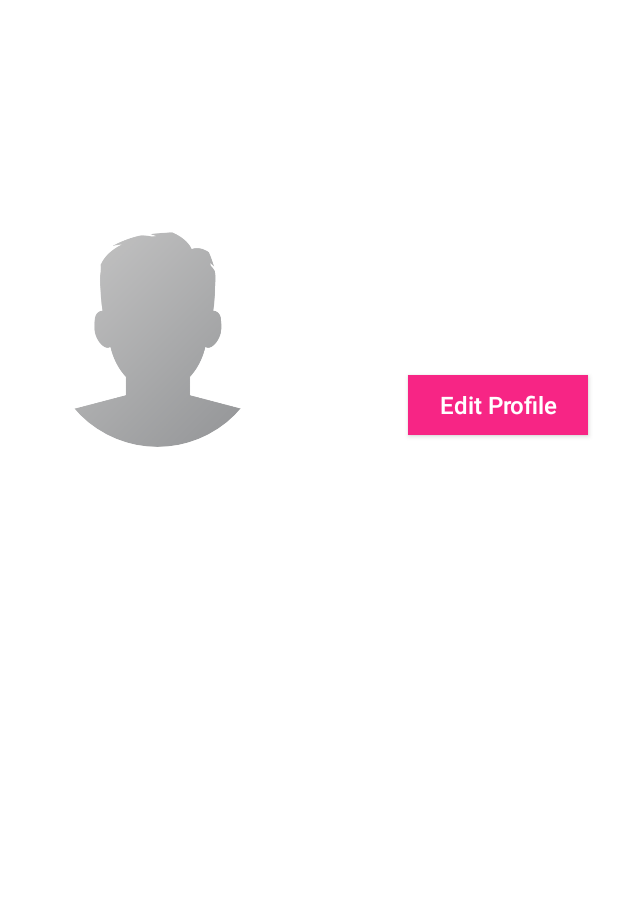
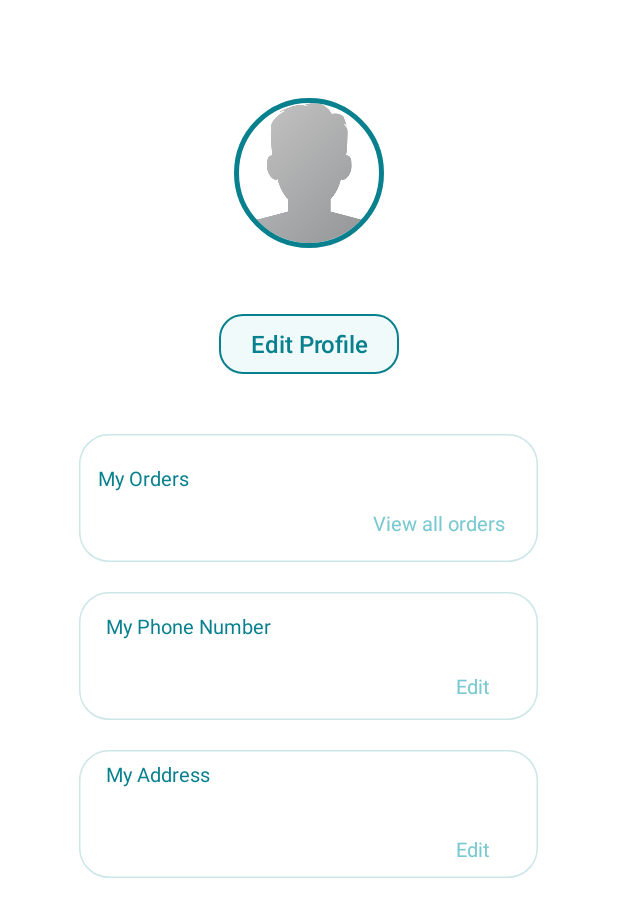
Before and after one commit to georgemani1225/Flipbuy, an Android app: the layout fragment_account.xml on its own in the app's theme, with its tools: preview values and no code run, on a phone screen of 412 x 824 dp. Shown: the top 917 px of the screen. Run offline under Robolectric (Android 15) with nearby library versions, the phone set to English and light mode, and no system bars; Roboto replaces fonts that are not available here.

Commit message:
edited fragment account and added new ui

```diff
--- a/app/src/main/java/com/cmi/flipbuy/fragment/AccountFragment.kt
+++ b/app/src/main/java/com/cmi/flipbuy/fragment/AccountFragment.kt
@@ -22,9 +22,9 @@ import androidx.fragment.app.FragmentActivity
 import com.cmi.flipbuy.R
 import com.google.android.gms.common.api.ResultTransform
 import com.google.firebase.auth.FirebaseAuth
-import com.google.firebase.database.DatabaseReference
-import com.google.firebase.database.FirebaseDatabase
+import com.google.firebase.database.*
 import com.google.firebase.storage.FirebaseStorage
+import kotlinx.android.synthetic.main.activity_drawer_header.*
 import kotlinx.android.synthetic.main.fragment_account.*
 import kotlinx.android.synthetic.main.fragment_account.view.*
 import java.io.ByteArrayInputStream
@@ -34,19 +34,30 @@ import androidx.core.provider.FontsContractCompat.FontRequestCallback.RESULT_OK
 
 class AccountFragment : Fragment() {
 
-
+    lateinit var mDatabase: DatabaseReference
     override fun onCreateView(
         inflater: LayoutInflater, container: ViewGroup?,
         savedInstanceState: Bundle?
     ): View? {
-        val view: View = inflater!!.inflate(R.layout.fragment_account, container, false)
+        val view: View = inflater.inflate(R.layout.fragment_account, container, false)
+        mDatabase = FirebaseDatabase.getInstance().getReference("Users")
+            .child(FirebaseAuth.getInstance().currentUser!!.uid)
+        mDatabase.addValueEventListener(object : ValueEventListener {
+            override fun onCancelled(p0: DatabaseError) {
 
+            }
 
+            override fun onDataChange(dataSnapshot: DataSnapshot) {
+                val nameResult = dataSnapshot.child("Name").getValue().toString()
+                val emailResult = dataSnapshot.child("Email").getValue().toString()
+                val mobileResult = dataSnapshot.child("MobileNumber").getValue().toString()
+                val dResult = dataSnapshot.child("DeliveryAddress").getValue().toString()
+                UserNameProfile.text = nameResult
+
+            }
+        })
         return view
-
     }
 
 
-
-
 }
--- /dev/null
+++ b/app/src/main/res/drawable/edit_profile_button.xml
@@ -0,0 +1,11 @@
+<?xml version="1.0" encoding="utf-8"?>
+<shape xmlns:android="http://schemas.android.com/apk/res/android"
+    android:shape="rectangle">
+    <solid android:color="#1A7AC9D0" />
+    <stroke android:color="#08808E" android:width="1dp"/>
+    <corners
+        android:bottomLeftRadius="15dp"
+        android:bottomRightRadius="15dp"
+        android:topLeftRadius="15dp"
+        android:topRightRadius="15dp" />
+</shape>
--- /dev/null
+++ b/app/src/main/res/drawable/rectangle_1.xml
@@ -0,0 +1,24 @@
+<?xml version="1.0" encoding="utf-8"?>
+<vector xmlns:android="http://schemas.android.com/apk/res/android"
+    xmlns:aapt="http://schemas.android.com/aapt"
+    android:width="306dp"
+    android:height="85dp"
+    android:viewportWidth="306"
+    android:viewportHeight="85">
+
+    <group>
+
+        <clip-path android:pathData="M20 0H286C297.046 0 306 8.95431 306 20V65C306 76.0457 297.046 85 286 85H20C8.95431 85 0 76.0457 0 65V20C0 8.95431 8.95431 0 20 0Z" />
+
+        <path
+            android:fillColor="#FFFFFF"
+            android:pathData="M0 0V85H306V0" />
+
+        <path
+            android:pathData="M20 0H286C297.046 0 306 8.95431 306 20V65C306 76.0457 297.046 85 286 85H20C8.95431 85 0 76.0457 0 65V20C0 8.95431 8.95431 0 20 0Z"
+            android:strokeWidth="2"
+            android:strokeColor="#3308808E" />
+
+    </group>
+
+</vector>
--- /dev/null
+++ b/app/src/main/res/drawable/table_account.xml
@@ -0,0 +1,10 @@
+<?xml version="1.0" encoding="utf-8"?>
+<shape xmlns:android="http://schemas.android.com/apk/res/android"
+    android:shape="rectangle">
+    <solid android:color="#9e9e9e" />
+    <corners
+        android:bottomLeftRadius="3dp"
+        android:bottomRightRadius="3dp"
+        android:topLeftRadius="3dp"
+        android:topRightRadius="3dp" />
+</shape>
--- a/app/src/main/res/layout/fragment_account.xml
+++ b/app/src/main/res/layout/fragment_account.xml
@@ -1,5 +1,5 @@
 <?xml version="1.0" encoding="utf-8"?>
-<FrameLayout xmlns:android="http://schemas.android.com/apk/res/android"
+<ScrollView xmlns:android="http://schemas.android.com/apk/res/android"
     xmlns:tools="http://schemas.android.com/tools"
     android:layout_width="match_parent"
     android:layout_height="match_parent"
@@ -9,51 +9,145 @@
     <RelativeLayout
         android:id="@+id/topRelativeLayout"
         android:layout_width="match_parent"
-        android:layout_height="wrap_content">
+        android:layout_height="wrap_content"
+        android:layout_marginHorizontal="15dp"
+        android:layout_marginVertical="15dp">
 
         <de.hdodenhof.circleimageview.CircleImageView xmlns:app="http://schemas.android.com/apk/res-auto"
             android:id="@+id/imgProfileFrag"
-            android:layout_width="150dp"
-            android:layout_height="150dp"
-            android:layout_alignParentStart="true"
+            android:layout_width="100dp"
+            android:layout_height="100dp"
+            android:layout_centerHorizontal="true"
             android:layout_marginLeft="30dp"
-
-            android:layout_marginTop="150dp"
+            android:layout_marginTop="50dp"
             android:clickable="true"
             android:focusable="true"
             android:src="@drawable/profile"
-            app:civ_border_color="@android:color/background_light"
-            app:civ_border_width="2dp" />
+            app:civ_border_color="#08808E"
+            app:civ_border_width="3dp" />
 
         <Button
             android:id="@+id/btnEditProfile"
             android:layout_width="120dp"
             android:layout_height="40dp"
-            android:layout_alignParentEnd="true"
+            android:layout_below="@+id/UserNameProfile"
             android:layout_centerHorizontal="true"
-            android:layout_marginLeft="20dp"
-            android:layout_marginTop="250dp"
-            android:layout_marginRight="20dp"
-            android:background="#F72585"
+            android:background="@drawable/edit_profile_button"
             android:elevation="10dp"
             android:text="Edit Profile"
             android:textAllCaps="false"
-            android:textColor="#ffffff"
+            android:textColor="#08808E"
             android:textSize="16sp" />
 
         <TextView
             android:id="@+id/UserNameProfile"
-            android:layout_width="match_parent"
+            android:layout_width="wrap_content"
             android:layout_height="wrap_content"
             android:layout_below="@id/imgProfileFrag"
-            android:layout_marginLeft="30dp"
+            android:layout_centerHorizontal="true"
+            android:layout_marginLeft="50dp"
             android:layout_marginTop="10dp"
             android:fontFamily="@font/poppins_medium"
             android:textColor="#000000"
             android:textSize="20sp"
             android:textStyle="bold" />
 
-    </RelativeLayout>
+        <View
+            android:id="@+id/rectangle_1"
+            android:layout_width="306dp"
+            android:layout_height="85dp"
+            android:layout_below="@id/btnEditProfile"
+            android:layout_centerHorizontal="true"
+            android:layout_marginTop="40dp"
+            android:background="@drawable/rectangle_1" />
+
+        <TextView
+            android:id="@+id/txtMyOrders"
+            android:layout_width="wrap_content"
+            android:layout_height="wrap_content"
+            android:layout_below="@id/btnEditProfile"
+            android:layout_marginLeft="50dp"
+            android:layout_marginTop="60dp"
+            android:text="My Orders"
+            android:textColor="#08808E"
+            android:textSize="13sp" />
+
+        <TextView
+            android:id="@+id/txtViewOrders"
+            android:layout_width="wrap_content"
+            android:layout_height="wrap_content"
+            android:layout_below="@id/btnEditProfile"
+            android:layout_alignParentEnd="true"
+            android:layout_marginTop="90dp"
+            android:layout_marginRight="60dp"
+            android:text="View all orders"
+            android:textColor="#7AC9D0"
+            android:textSize="13sp" />
+
+        <View
+            android:id="@+id/rectangle_2"
+            android:layout_width="306dp"
+            android:layout_height="85dp"
+            android:layout_below="@id/rectangle_1"
+            android:layout_centerHorizontal="true"
+            android:layout_marginTop="20dp"
+            android:background="@drawable/rectangle_1" />
+
+        <TextView
+            android:id="@+id/txtPhoneN"
+            android:layout_width="wrap_content"
+            android:layout_height="wrap_content"
+            android:layout_below="@id/txtMyOrders"
+            android:layout_marginLeft="55dp"
+            android:layout_marginTop="80dp"
+            android:text="My Phone Number"
+            android:textColor="#08808E"
+            android:textSize="13sp" />
+
+        <TextView
+            android:id="@+id/txtEdit_1"
+            android:layout_width="wrap_content"
+            android:layout_height="wrap_content"
+            android:layout_below="@id/txtViewOrders"
+            android:layout_alignParentEnd="true"
+            android:layout_marginTop="90dp"
+            android:layout_marginRight="70dp"
+            android:text="Edit"
+            android:textColor="#7AC9D0"
+            android:textSize="13sp" />
+
+        <View
+            android:id="@+id/rectangle_3"
+            android:layout_width="306dp"
+            android:layout_height="85dp"
+            android:layout_below="@id/rectangle_2"
+            android:layout_centerHorizontal="true"
+            android:layout_marginTop="20dp"
+            android:background="@drawable/rectangle_1" />
+
+        <TextView
+            android:id="@+id/txtAddress"
+            android:layout_width="wrap_content"
+            android:layout_height="wrap_content"
+            android:layout_below="@id/txtPhoneN"
+            android:layout_marginLeft="55dp"
+            android:layout_marginTop="80dp"
+            android:text="My Address"
+            android:textColor="#08808E"
+            android:textSize="13sp" />
+
+        <TextView
+            android:id="@+id/txtEdit_2"
+            android:layout_width="wrap_content"
+            android:layout_height="wrap_content"
+            android:layout_below="@id/txtEdit_1"
+            android:layout_alignParentEnd="true"
+            android:layout_marginTop="90dp"
+            android:layout_marginRight="70dp"
+            android:text="Edit"
+            android:textColor="#7AC9D0"
+            android:textSize="13sp" />
 
 
-</FrameLayout>
+    </RelativeLayout>
+</ScrollView>
```
